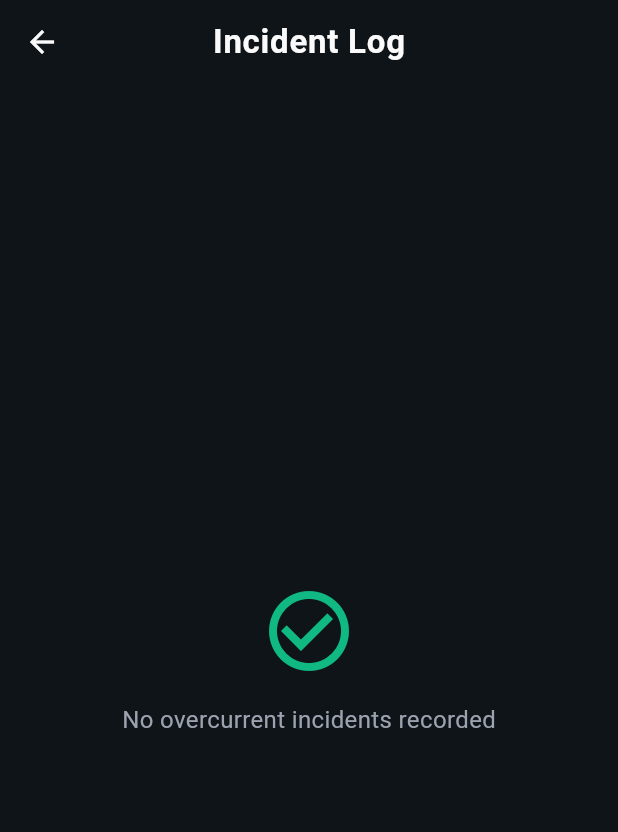
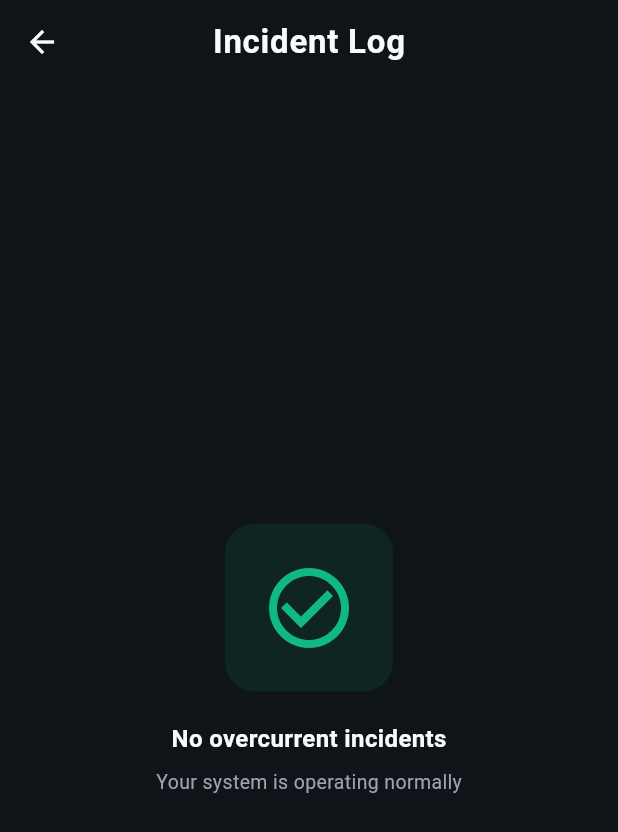
Before and after one commit to mrkimo933/smart_home_app, a Flutter app: the SettingsScreen screen opened directly, scrolled down 1152 dp, after a tap on "Incident Log", on a phone screen of 412 x 824 dp. Shown: the top 832 px of the screen. Run offline on Flutter 3.47's test engine with Material 3 defaults, Android fonts, the phone set to English and light mode, and no system bars; our stand-ins replace csv, fl_chart, flutter_local_notifications, flutter_riverpod, share_plus, shared_preferences and 2 more; accounts and stored records are empty.

Commit message:
feat: update settings, incident log, and splash screens with modern design
- Update Setting Tile: modern card-based styling with accent colors
- Update Settings Screen: modern card import and styling
- Update Incident Log Screen: modern card containers with colored borders
- Update Empty State: improved messaging with branded icons
- Update Splash Screen: enhanced typography and gradient styling
- Modern IP dialog with better spacing and visual hierarchy
- Improved progress indicators and visual feedback
- Consistent design language across all screens

```diff
--- a/lib/features/incidents/screens/incident_log_screen.dart
+++ b/lib/features/incidents/screens/incident_log_screen.dart
@@ -3,6 +3,7 @@
 import 'package:flutter/material.dart';
 import 'package:flutter_riverpod/flutter_riverpod.dart';
 import '../../../core/constants/app_colors.dart';
+import '../../../core/widgets/modern_card.dart';
 import '../../../providers/devices_provider.dart';
 
 final incidentLogProvider = FutureProvider<List<Map<String, dynamic>>>((ref) async {
@@ -29,15 +30,27 @@ class IncidentLogScreen extends ConsumerWidget {
       ),
       body: incidentsAsync.when(
         data: (incidents) => incidents.isEmpty
-            ? const Center(
+            ? Center(
                 child: Column(
                   mainAxisAlignment: MainAxisAlignment.center,
                   children: [
-                    Icon(Icons.check_circle_outline, size: 64, color: AppColors.accentGreen),
-                    SizedBox(height: 16),
+                    Container(
+                      padding: const EdgeInsets.all(24),
+                      decoration: BoxDecoration(
+                        color: AppColors.successGreen.withOpacity(0.1),
+                        borderRadius: BorderRadius.circular(20),
+                      ),
+                      child: Icon(Icons.check_circle_outline, size: 64, color: AppColors.successGreen),
+                    ),
+                    const SizedBox(height: 20),
+                    const Text(
+                      'No overcurrent incidents',
+                      style: TextStyle(color: AppColors.textPrimary, fontSize: 16, fontWeight: FontWeight.w600),
+                    ),
+                    const SizedBox(height: 8),
                     Text(
-                      'No overcurrent incidents recorded',
-                      style: TextStyle(color: AppColors.textSecondary, fontSize: 16),
+                      'Your system is operating normally',
+                      style: TextStyle(color: AppColors.textSecondary, fontSize: 13),
                     ),
                   ],
                 ),
@@ -57,26 +70,24 @@ class IncidentLogScreen extends ConsumerWidget {
                     parsedTime = DateTime.parse(timestamp);
                   } catch (_) {}
 
-                  return Card(
-                    color: AppColors.cardColor,
+                  return ModernCard(
+                    borderRadius: 18,
                     margin: const EdgeInsets.only(bottom: 12),
-                    shape: RoundedRectangleBorder(
-                      borderRadius: BorderRadius.circular(12),
-                      side: BorderSide(
-                        color: AppColors.errorRed.withAlpha((0.3 * 255).toInt()),
+                    padding: const EdgeInsets.all(14),
+                    backgroundColor: AppColors.cardColor,
+                    border: Border.all(
+                      color: AppColors.errorRed.withOpacity(0.25),
+                      width: 1.5,
                     ),
-                    ),
-                    child: Padding(
-                      padding: const EdgeInsets.all(16),
                     child: Row(
                       children: [
                         Container(
                           padding: const EdgeInsets.all(10),
                           decoration: BoxDecoration(
-                              color: AppColors.errorRed.withAlpha((0.15 * 255).toInt()),
-                              borderRadius: BorderRadius.circular(8),
+                            color: AppColors.errorRed.withOpacity(0.15),
+                            borderRadius: BorderRadius.circular(12),
                           ),
-                            child: const Icon(Icons.electric_bolt, color: AppColors.errorRed, size: 24),
+                          child: const Icon(Icons.electric_bolt, color: AppColors.errorRed, size: 22),
                         ),
                         const SizedBox(width: 16),
                           Expanded(
--- a/lib/features/settings/screens/settings_screen.dart
+++ b/lib/features/settings/screens/settings_screen.dart
@@ -5,6 +5,7 @@ import 'package:flutter_riverpod/flutter_riverpod.dart';
 import 'package:shared_preferences/shared_preferences.dart';
 import '../../../core/constants/app_colors.dart';
 import '../../../core/constants/app_strings.dart';
+import '../../../core/widgets/modern_card.dart';
 import '../../../providers/devices_provider.dart';
 import '../../../providers/esp_provider.dart';
 import '../widgets/setting_tile.dart';
--- a/lib/features/settings/widgets/setting_tile.dart
+++ b/lib/features/settings/widgets/setting_tile.dart
@@ -2,6 +2,7 @@
 
 import 'package:flutter/material.dart';
 import '../../../core/constants/app_colors.dart';
+import '../../../core/widgets/modern_card.dart';
 
 class SettingTile extends StatelessWidget {
   final IconData icon;
@@ -9,6 +10,7 @@ class SettingTile extends StatelessWidget {
   final String? subtitle;
   final Widget? trailing;
   final VoidCallback? onTap;
+  final Color? accentColor;
 
   const SettingTile({
     super.key,
@@ -17,39 +19,64 @@ class SettingTile extends StatelessWidget {
     this.subtitle,
     this.trailing,
     this.onTap,
+    this.accentColor,
   });
 
   @override
   Widget build(BuildContext context) {
-    return ListTile(
+    final color = accentColor ?? AppColors.primaryBlue;
+
+    return GestureDetector(
       onTap: onTap,
-      leading: Container(
-        padding: const EdgeInsets.all(8),
+      child: ModernCard(
+        borderRadius: 16,
+        margin: const EdgeInsets.only(bottom: 10),
+        padding: const EdgeInsets.symmetric(horizontal: 16, vertical: 12),
+        backgroundColor: AppColors.cardColor,
+        child: Row(
+          children: [
+            Container(
+              padding: const EdgeInsets.all(10),
               decoration: BoxDecoration(
-          color: AppColors.primaryBlue.withAlpha((0.1 * 255).toInt()),
-          borderRadius: BorderRadius.circular(10),
+                color: color.withOpacity(0.15),
+                borderRadius: BorderRadius.circular(12),
               ),
-        child: Icon(icon, color: AppColors.primaryBlue, size: 20),
+              child: Icon(icon, color: color, size: 20),
             ),
-      title: Text(
+            const SizedBox(width: 14),
+            Expanded(
+              child: Column(
+                crossAxisAlignment: CrossAxisAlignment.start,
+                children: [
+                  Text(
                     title,
                     style: const TextStyle(
                       color: AppColors.textPrimary,
-          fontSize: 16,
-          fontWeight: FontWeight.w500,
+                      fontSize: 15,
+                      fontWeight: FontWeight.w600,
                     ),
                   ),
-      subtitle: subtitle != null
-          ? Text(
+                  if (subtitle != null) ...[
+                    const SizedBox(height: 3),
+                    Text(
                       subtitle!,
                       style: const TextStyle(
                         color: AppColors.textSecondary,
                         fontSize: 12,
+                        fontWeight: FontWeight.w400,
                       ),
-            )
-          : null,
-      trailing: trailing ?? (onTap != null ? const Icon(Icons.chevron_right, color: AppColors.textSecondary) : null),
-      contentPadding: const EdgeInsets.symmetric(horizontal: 0),
+                    ),
+                  ]
+                ],
+              ),
+            ),
+            if (trailing != null)
+              trailing!
+            else if (onTap != null)
+              Icon(Icons.chevron_right, color: AppColors.textSecondary.withOpacity(0.6), size: 20),
+          ],
+        ),
+      ),
     );
   }
 }
```
Also changed, not shown: lib/features/splash/splash_screen.dart (+46 -23 lines). Lines whose indentation alone changed are shown as unchanged.
